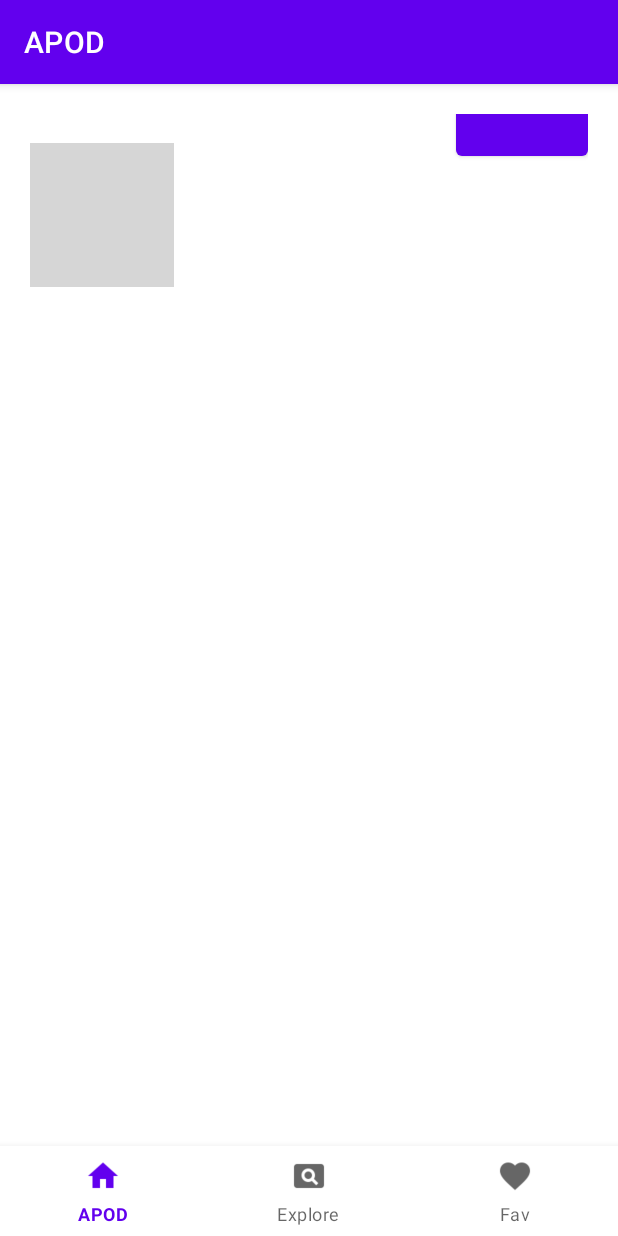
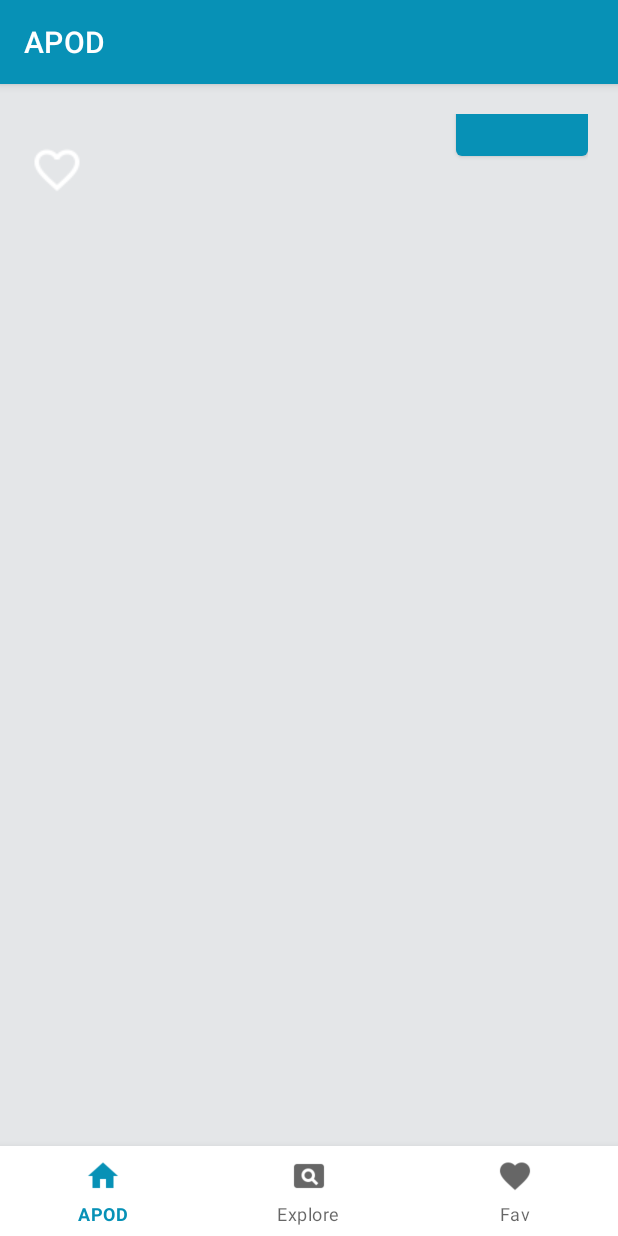
Before and after one commit to Kaveriph/APOD, an Android app: the screen it shows after launch (MainActivity), on a phone screen of 412 x 824 dp. Run offline under Robolectric (Android 15) with nearby library versions, the phone set to English and light mode, and no system bars; our stand-ins replace data binding; plain views replace PlayerView; network calls fail; pictures from the network do not load; grey boxes are pictures that could not be loaded.

```diff
--- a/app/src/main/java/com/kaveri/gs/apod/view/activity/MainActivity.kt
+++ b/app/src/main/java/com/kaveri/gs/apod/view/activity/MainActivity.kt
@@ -23,13 +23,13 @@ class MainActivity : AppCompatActivity() {
         super.onCreate(savedInstanceState)
         binding = DataBindingUtil.setContentView(this, R.layout.activity_main)
         init()
+    }
+
+    override fun onResume() {
+        super.onResume()
         initObservers()
     }
-
     private fun initObservers() {
-        viewModel.selectedDate.observe(this, {
-
-        })
     }
 
     fun init() {
--- a/app/src/main/java/com/kaveri/gs/apod/view/fragments/APODFragment.kt
+++ b/app/src/main/java/com/kaveri/gs/apod/view/fragments/APODFragment.kt
@@ -61,19 +61,25 @@ class APODFragment : Fragment(), APODFragmentActionListener {
         super.onViewCreated(view, savedInstanceState)
         println("onViewCreated")
         init(view)
+    }
+
+    override fun onResume() {
+        super.onResume()
         initObservers()
     }
 
     private fun initObservers() {
-        viewModel.selectedDate.observe(viewLifecycleOwner, {
-            viewModel.getAPOD()
-        })
         viewModel.todaysApod.observe(viewLifecycleOwner, { apod ->
             apod?.let {
+                println("today's APOD is updated")
                 initMedia(it)
-                if (apod.fav) binding?.addToFavImg?.setBackgroundResource(R.drawable.ic_fav_selected)
-                else binding?.addToFavImg?.setBackgroundResource(R.drawable.ic_fav_unselected)
+                if (apod.fav) binding?.addToFavImg?.setBackgroundResource(R.drawable.ic_added_to_fav)
+                else binding?.addToFavImg?.setBackgroundResource(R.drawable.ic_add_to_fav)
             }
+        })
+        viewModel.selectedDate.observe(viewLifecycleOwner, {
+            println("date updated : getting APOD")
+            viewModel.getAPOD()
         })
         /*     val imageLoader = ImageLoader(context = requireContext())
              runBlocking {
@@ -135,7 +141,6 @@ class APODFragment : Fragment(), APODFragmentActionListener {
             }
         }
     }
-
 
     private fun initPlayer(url: String) {
         adsLoader = ImaAdsLoader.Builder(requireContext()).build()
@@ -199,9 +204,9 @@ class APODFragment : Fragment(), APODFragmentActionListener {
         super.onPause()
         if (Util.SDK_INT <= 23) {
             if (binding != null && binding?.playerView != null) {
-                binding?.playerView?.onPause();
+                binding?.playerView?.onPause()
             }
-            releasePlayer();
+            releasePlayer()
         }
     }
 
--- /dev/null
+++ b/app/src/main/java/com/kaveri/gs/apod/view/fragments/IListActionListener.kt
@@ -0,0 +1,7 @@
+package com.kaveri.gs.apod.view.fragments
+
+interface IListActionListener {
+
+    fun removeItem(date: String)
+
+}
--- a/app/src/main/res/layout/activity_main.xml
+++ b/app/src/main/res/layout/activity_main.xml
@@ -13,6 +13,7 @@
     <androidx.constraintlayout.widget.ConstraintLayout
         android:layout_width="match_parent"
         android:layout_height="match_parent"
+        android:background="@color/light_grey"
         tools:context=".view.activity.MainActivity">
 
         <androidx.constraintlayout.widget.ConstraintLayout
@@ -36,7 +37,7 @@
                 <FrameLayout
                     android:id="@+id/mFrameLayout"
                     android:layout_width="match_parent"
-                    android:layout_height="match_parent" />
+                    android:layout_height="wrap_content" />
 
             </ScrollView>
 
--- a/app/src/main/res/layout/fragment_a_p_o_d.xml
+++ b/app/src/main/res/layout/fragment_a_p_o_d.xml
@@ -17,7 +17,7 @@
     <androidx.constraintlayout.widget.ConstraintLayout
         android:layout_width="match_parent"
         android:layout_height="match_parent"
-        android:padding="@dimen/twenty_dp"
+        android:padding="@dimen/twenty_sp"
         tools:context=".view.fragments.APODFragment">
 
 
@@ -25,8 +25,10 @@
             android:id="@+id/mApodTitle"
             android:layout_width="0dp"
             android:layout_height="wrap_content"
-            android:layout_marginEnd="@dimen/twenty_dp"
-            android:layout_marginRight="@dimen/twenty_dp"
+            android:layout_marginEnd="@dimen/twenty_sp"
+            android:layout_marginRight="@dimen/twenty_sp"
+            android:textStyle="bold"
+            android:textSize="@dimen/forteen_sp"
             android:text="@{viewModel.todaysApod.title}"
             app:layout_constraintEnd_toStartOf="@+id/mApodDate"
             app:layout_constraintStart_toStartOf="parent"
@@ -35,6 +37,7 @@
         <Button
             android:id="@+id/mApodDate"
             android:layout_width="0dp"
+            android:textSize="@dimen/ten_sp"
             android:layout_height="wrap_content"
             android:text="@{viewModel.todaysApod.date}"
             app:layout_constraintBottom_toBottomOf="@+id/mApodTitle"
@@ -45,7 +48,7 @@
         <LinearLayout
             android:id="@+id/mLLImgVd"
             android:layout_width="match_parent"
-            android:layout_height="500dp"
+            android:layout_height="400dp"
             android:orientation="vertical"
             app:layout_constraintBottom_toTopOf="@+id/mApodDescription"
             app:layout_constraintEnd_toEndOf="parent"
@@ -55,7 +58,7 @@
             <ImageView
                 android:id="@+id/addToFavImg"
                 android:layout_width="wrap_content"
-                android:src="@drawable/ic_fav_unselected"
+                android:src="@drawable/ic_add_to_fav"
                 android:onClick="@{ (view) -> actionListener.addToFav()}"
                 android:layout_height="wrap_content"/>
 
@@ -63,7 +66,7 @@
                 android:id="@+id/mApodImage"
                 android:layout_width="match_parent"
                 android:layout_height="match_parent"
-                android:scaleType="fitCenter" />
+                />
 
           <!--  <SurfaceView
                 android:id="@+id/mVideoView"
@@ -82,6 +85,7 @@
         <TextView
             android:id="@+id/mApodDescription"
             android:layout_width="match_parent"
+            android:textSize="@dimen/ten_sp"
             android:layout_height="wrap_content"
             android:text="@{viewModel.todaysApod.explanation}"
             app:layout_constraintTop_toBottomOf="@+id/mLLImgVd" />
--- a/app/src/main/res/values-night/themes.xml
+++ b/app/src/main/res/values-night/themes.xml
@@ -2,8 +2,8 @@
     <!-- Base application theme. -->
     <style name="Theme.APOD" parent="Theme.MaterialComponents.Light.DarkActionBar">
         <!-- Primary brand color. -->
-        <item name="colorPrimary">@color/purple_200</item>
-        <item name="colorPrimaryVariant">@color/purple_700</item>
+        <item name="colorPrimary">@color/dark_blue</item>
+        <item name="colorPrimaryVariant">@color/dark_blue</item>
         <item name="colorOnPrimary">@color/white</item>
         <!-- Secondary brand color. -->
         <item name="colorSecondary">@color/teal_200</item>
--- a/app/src/main/res/values/colors.xml
+++ b/app/src/main/res/values/colors.xml
@@ -8,4 +8,9 @@
     <color name="black">#FF000000</color>
     <color name="white">#FFFFFFFF</color>
     <color name="cream">#F9F5F4</color>
+
+    <color name="light_blue">#85bef7</color>
+    <color name="medium_blue">#0791b6</color>
+    <color name="dark_blue">#0e47f9</color>
+    <color name="light_grey">#e4e6e8</color>
 </resources>
--- a/app/src/main/res/values/dimens.xml
+++ b/app/src/main/res/values/dimens.xml
@@ -2,7 +2,8 @@
 <resources>
     <dimen name="text_margin">16dp</dimen>
     <dimen name="bottom_navigation_bar_height">60dp</dimen>
-    <dimen name="twenty_dp">20dp</dimen>
-    <dimen name="twenty_10dp">10dp</dimen>
-    <dimen name="ten_dp">10dp</dimen>
+    <dimen name="twenty_sp">20sp</dimen>
+    <dimen name="twenty_10sp">10sp</dimen>
+    <dimen name="ten_sp">10sp</dimen>
+    <dimen name="forteen_sp">14sp</dimen>
 </resources>
--- a/app/src/main/res/values/themes.xml
+++ b/app/src/main/res/values/themes.xml
@@ -2,8 +2,8 @@
     <!-- Base application theme. -->
     <style name="Theme.APOD" parent="Theme.MaterialComponents.Light.DarkActionBar">
         <!-- Primary brand color. -->
-        <item name="colorPrimary">@color/purple_500</item>
-        <item name="colorPrimaryVariant">@color/purple_700</item>
+        <item name="colorPrimary">@color/medium_blue</item>
+        <item name="colorPrimaryVariant">@color/dark_blue</item>
         <item name="colorOnPrimary">@color/white</item>
         <!-- Secondary brand color. -->
         <item name="colorSecondary">@color/teal_200</item>
```
Also changed, not shown: app/src/main/java/com/kaveri/gs/apod/view/fragments/FavListFragment.kt (+29 -13 lines), app/src/main/java/com/kaveri/gs/apod/view/fragments/FavListRecyclerViewAdapter.kt (+19 -15 lines), app/src/main/java/com/kaveri/gs/apod/view/fragments/ListActionListener.kt (added, +9 -0 lines), app/src/main/java/com/kaveri/gs/apod/viewmodel/MainViewModel.kt (+17 -24 lines), app/src/main/java/com/kaveri/gs/apod/viewmodel/helper/HelperUtil.kt (+11 -1 lines), app/src/main/res/layout/apod_list_item.xml (+51 -20 lines), app/src/main/res/drawable/ic_add_to_fav.png (added), app/src/main/res/drawable/ic_added_to_fav.png (added), app/src/main/res/drawable/ic_remove.png (added).
